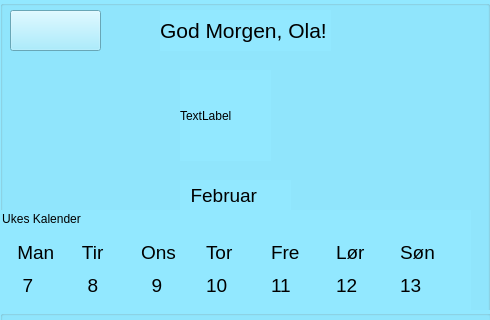
This is SKOGKK/KKOGSK/homepagedialog.ui in Strauts/AppDeployment as Qt 5 draws it before an edit; both pictures show x 0 to 490 and y 0 to 320 of the 490 by 687 pixel window. The edited form follows.
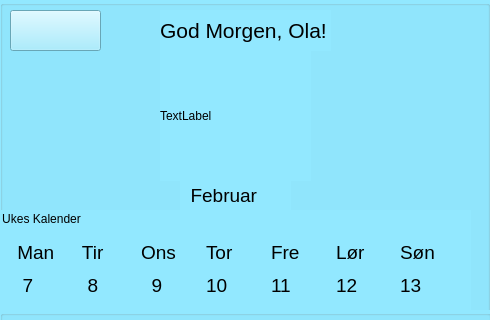
This is the edited form. Icons and pictures are not drawn.

The edit to the form file:
```diff
--- a/SKOGKK/KKOGSK/homepagedialog.ui
+++ b/SKOGKK/KKOGSK/homepagedialog.ui
@@ -324,10 +324,10 @@
    <widget class="QLabel" name="label_profilePicture_Main">
     <property name="geometry">
      <rect>
-      <x>180</x>
-      <y>70</y>
-      <width>91</width>
-      <height>91</height>
+      <x>160</x>
+      <y>50</y>
+      <width>151</width>
+      <height>131</height>
      </rect>
     </property>
     <property name="text">
```
